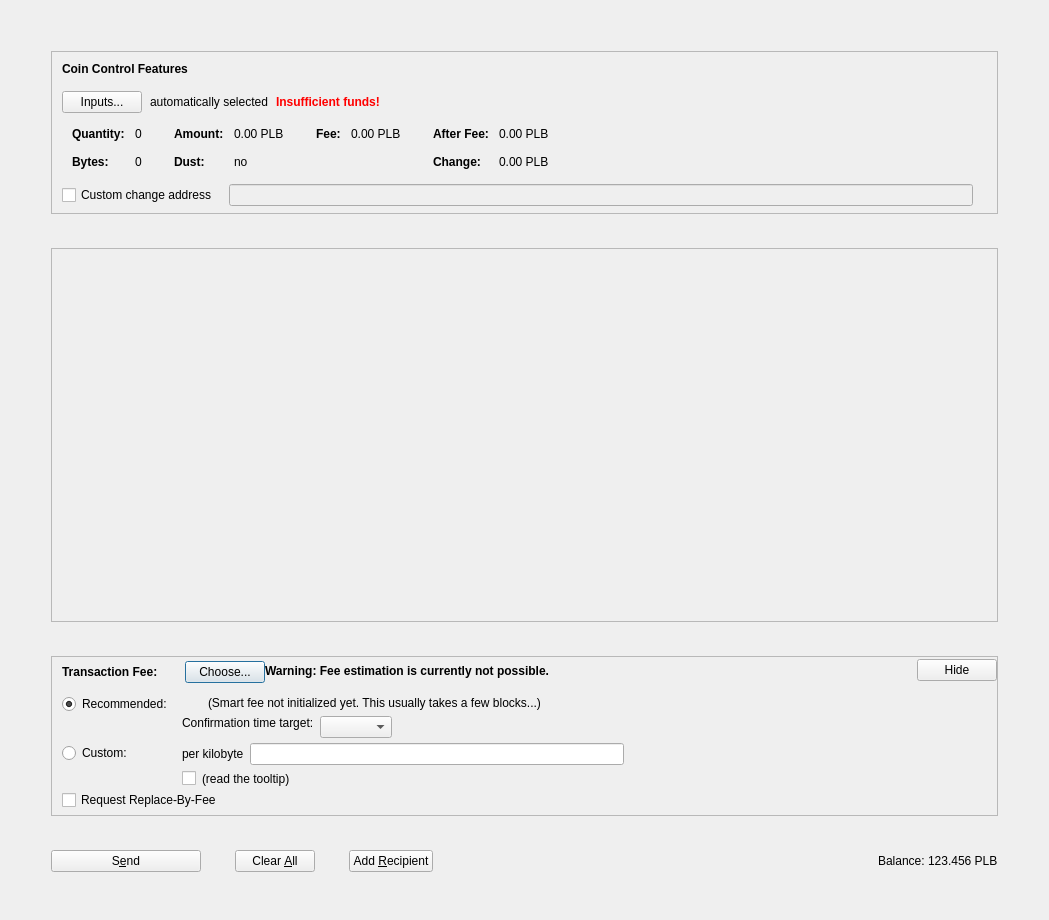
The window that src/qt/forms/sendcoinsdialog.ui (PaladeumBlockchain/Paladeum) describes before a commit, drawn with Qt 5.
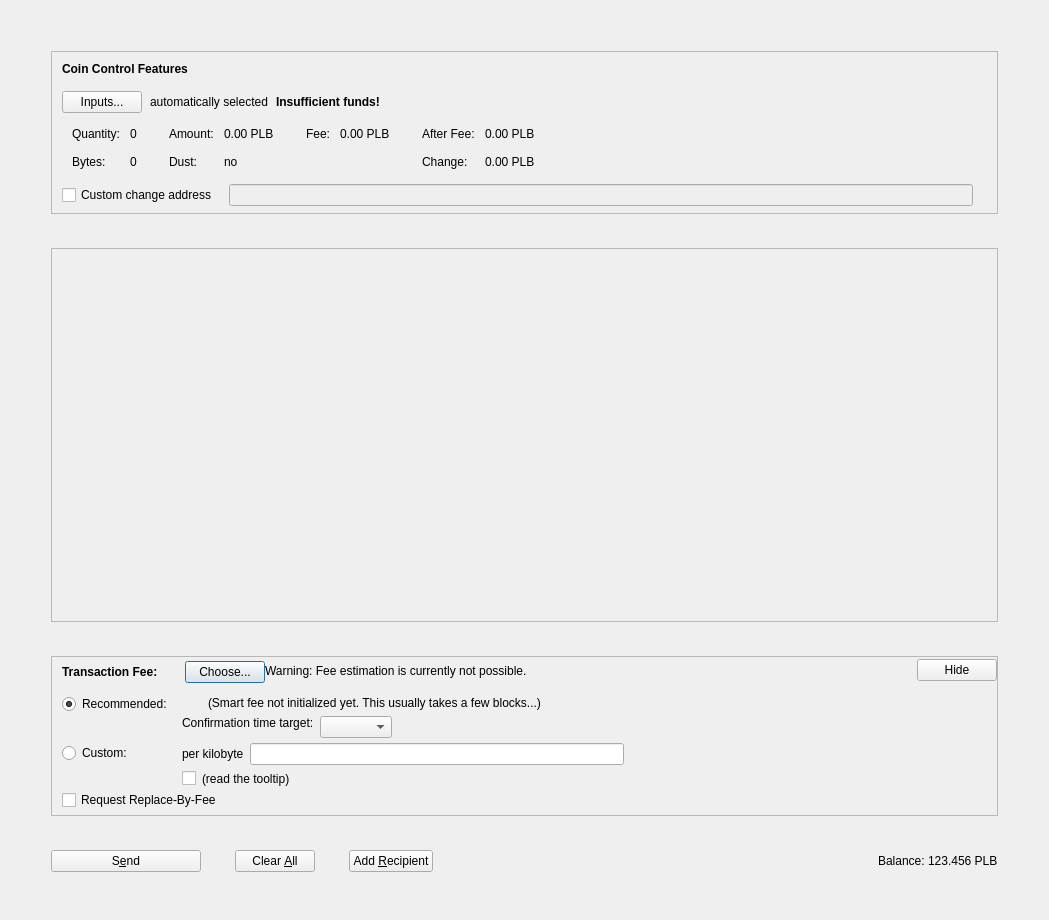
The same window after the commit. Icons and pictures are not drawn. Custom widgets are drawn as their Qt base class.

```diff
--- a/src/qt/forms/sendcoinsdialog.ui
+++ b/src/qt/forms/sendcoinsdialog.ui
@@ -145,12 +145,12 @@
              <widget class="QLabel" name="labelCoinControlInsuffFunds">
               <property name="font">
                <font>
-                <weight>75</weight>
-                <bold>true</bold>
+                <weight>57</weight>
+                <bold>false</bold>
                </font>
               </property>
               <property name="styleSheet">
-               <string notr="true">color:red;font-weight:bold;</string>
+               <string notr="true">font-weight:500;</string>
               </property>
               <property name="text">
                <string>Insufficient funds!</string>
@@ -237,8 +237,8 @@
                   <widget class="QLabel" name="labelCoinControlQuantityText">
                    <property name="font">
                     <font>
-                     <weight>75</weight>
-                     <bold>true</bold>
+                     <weight>57</weight>
+                     <bold>false</bold>
                     </font>
                    </property>
                    <property name="text">
@@ -272,8 +272,8 @@
                   <widget class="QLabel" name="labelCoinControlBytesText">
                    <property name="font">
                     <font>
-                     <weight>75</weight>
-                     <bold>true</bold>
+                     <weight>57</weight>
+                     <bold>false</bold>
                     </font>
                    </property>
                    <property name="text">
@@ -320,8 +320,8 @@
                   <widget class="QLabel" name="labelCoinControlAmountText">
                    <property name="font">
                     <font>
-                     <weight>75</weight>
-                     <bold>true</bold>
+                     <weight>57</weight>
+                     <bold>false</bold>
                     </font>
                    </property>
                    <property name="text">
@@ -352,8 +352,8 @@
                   <widget class="QLabel" name="labelCoinControlLowOutputText">
                    <property name="font">
                     <font>
-                     <weight>75</weight>
-                     <bold>true</bold>
+                     <weight>57</weight>
+                     <bold>false</bold>
                     </font>
                    </property>
                    <property name="text">
@@ -400,8 +400,8 @@
                   <widget class="QLabel" name="labelCoinControlFeeText">
                    <property name="font">
                     <font>
-                     <weight>75</weight>
-                     <bold>true</bold>
+                     <weight>57</weight>
+                     <bold>false</bold>
                     </font>
                    </property>
                    <property name="text">
@@ -451,8 +451,8 @@
                   <widget class="QLabel" name="labelCoinControlAfterFeeText">
                    <property name="font">
                     <font>
-                     <weight>75</weight>
-                     <bold>true</bold>
+                     <weight>57</weight>
+                     <bold>false</bold>
                     </font>
                    </property>
                    <property name="text">
@@ -483,8 +483,8 @@
                   <widget class="QLabel" name="labelCoinControlChangeText">
                    <property name="font">
                     <font>
-                     <weight>75</weight>
-                     <bold>true</bold>
+                     <weight>57</weight>
+                     <bold>false</bold>
                     </font>
                    </property>
                    <property name="text">
@@ -780,8 +780,8 @@
              <widget class="QLabel" name="fallbackFeeWarningLabel">
               <property name="font">
                <font>
-                <weight>75</weight>
-                <bold>true</bold>
+                <weight>57</weight>
+                <bold>false</bold>
                </font>
               </property>
               <property name="toolTip">
```
Left out of the diff: 16 changed lines with no effect on the pictures.
